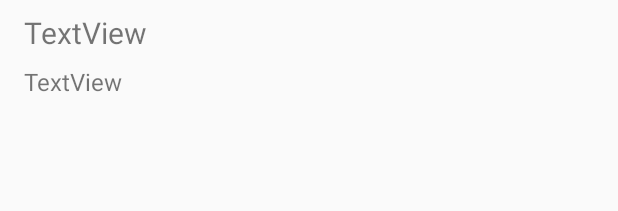
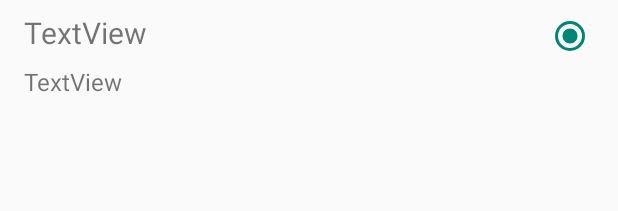
Before and after one commit to omarumustafa/NotesMemo, an Android app: the layout memo_list.xml on its own in the app's theme, with its tools: preview values and no code run, on a phone screen of 412 x 824 dp. Shown: the top 211 px of the screen. Run offline under Robolectric (Android 15) with nearby library versions, the phone set to English and light mode, and no system bars.

Commit message:
priority displayed on listview with radiobutton

```diff
--- a/app/src/main/java/com/example/memoapp/MemoDBHelper.java
+++ b/app/src/main/java/com/example/memoapp/MemoDBHelper.java
@@ -7,7 +7,7 @@ import android.util.Log;
 
 public class MemoDBHelper extends SQLiteOpenHelper {
 
-    private static final String DATABASE_NAME  = "memo.db";
+    private static final String DATABASE_NAME = "memo.db";
 
     private static final int DATABASE_VERSION = 1;
 
@@ -18,7 +18,7 @@ public class MemoDBHelper extends SQLiteOpenHelper {
                     "date TEXT NOT NULL," +
                     "priority TEXT NOT NULL);";
 
-    public MemoDBHelper (Context context){
+    public MemoDBHelper(Context context){
         super(context, DATABASE_NAME, null, DATABASE_VERSION);
     }
 
--- a/app/src/main/res/layout/memo_list.xml
+++ b/app/src/main/res/layout/memo_list.xml
@@ -26,4 +26,15 @@
         android:textSize="16sp"
         app:layout_constraintStart_toStartOf="parent"
         app:layout_constraintTop_toBottomOf="@+id/textMemoName" />
+
+    <RadioButton
+        android:id="@+id/listPriority"
+        android:layout_width="wrap_content"
+        android:layout_height="wrap_content"
+        android:layout_marginTop="8dp"
+        android:layout_marginEnd="16dp"
+        android:checked="true"
+        app:layout_constraintEnd_toEndOf="parent"
+        app:layout_constraintTop_toTopOf="parent" />
+
 </androidx.constraintlayout.widget.ConstraintLayout>
```
Also changed, not shown: app/src/main/java/com/example/memoapp/MemoAdapter.java (+22 -4 lines), app/src/main/java/com/example/memoapp/MemoList.java (+17 -1 lines).
